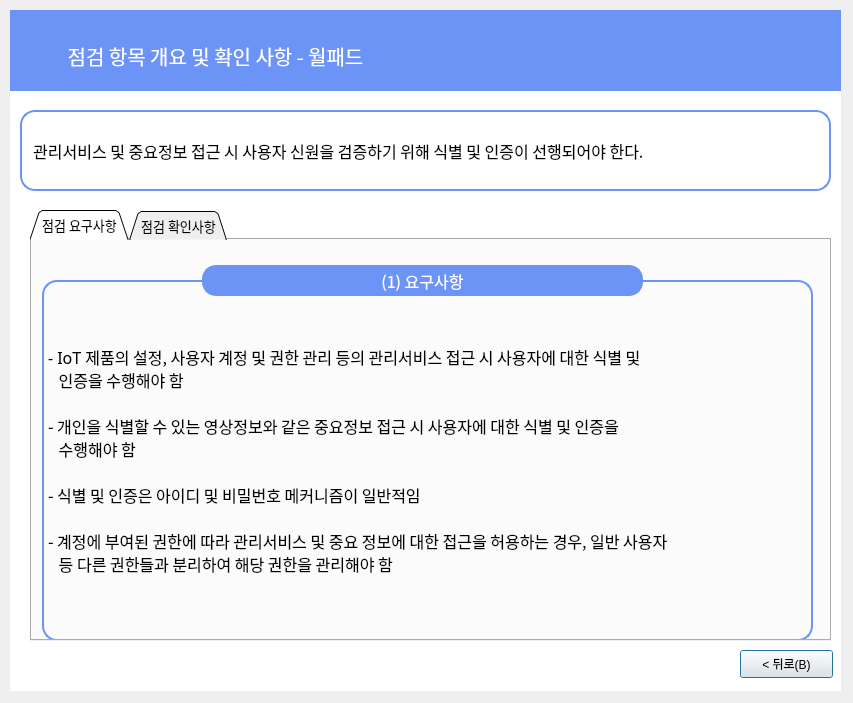
Qt form feedback/feedback2.ui (skyun333/wallpad) before a commit.
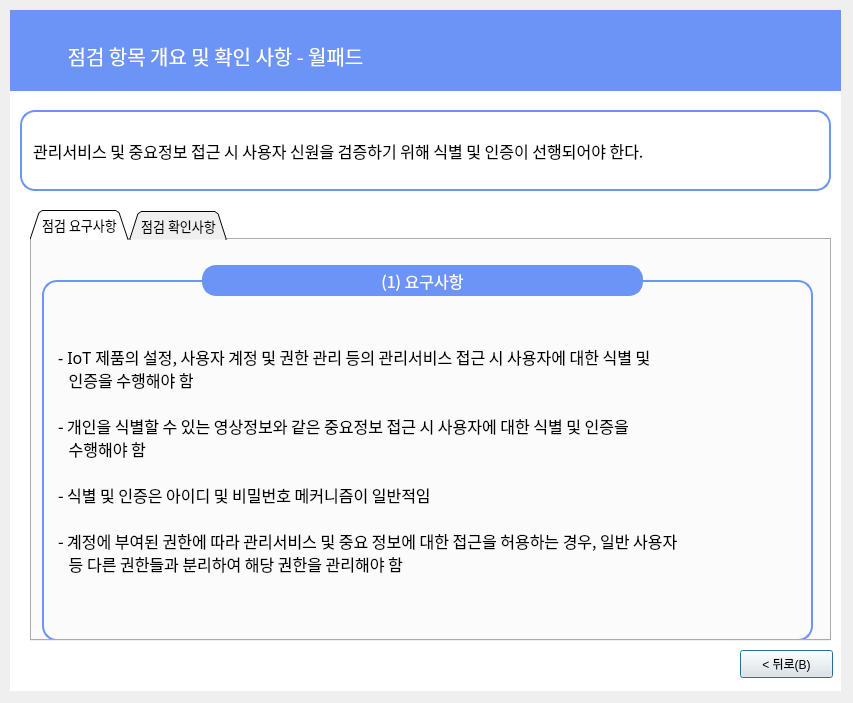
The same form after that commit. The open tabs and pages were chosen to show the change.

The edit to the form file:
```diff
--- a/feedback/feedback2.ui
+++ b/feedback/feedback2.ui
@@ -208,7 +208,8 @@
       <string notr="true">
 
 border: 2px solid rgb(108, 147, 246);
-border-radius:15px</string>
+border-radius:15px;
+padding-left:10px</string>
      </property>
      <property name="text">
       <string>- IoT 제품의 설정, 사용자 계정 및 권한 관리 등의 관리서비스 접근 시 사용자에 대한 식별 및
```
Left out of the diff: 2 changed lines with no effect on the pictures.
